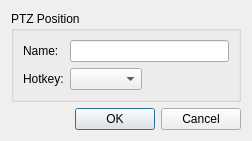
Above: client/src/ui/dialogs/ptz_preset_dialog.ui from networkoptix/nx_open before the change. Below: the same form after it.
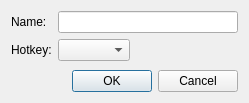
That is the form after the change. Custom widgets are drawn as their Qt base class.

What changed in the file:
```diff
--- a/client/src/ui/dialogs/ptz_preset_dialog.ui
+++ b/client/src/ui/dialogs/ptz_preset_dialog.ui
@@ -6,8 +6,8 @@
    <rect>
     <x>0</x>
     <y>0</y>
-    <width>252</width>
-    <height>128</height>
+    <width>249</width>
+    <height>103</height>
    </rect>
   </property>
   <property name="windowTitle">
@@ -15,11 +15,10 @@
   </property>
   <layout class="QVBoxLayout" name="verticalLayout">
    <item>
-    <widget class="QGroupBox" name="groupBox">
-     <property name="title">
-      <string>PTZ Position</string>
+    <layout class="QFormLayout" name="formLayout_3">
+     <property name="fieldGrowthPolicy">
+      <enum>QFormLayout::AllNonFixedFieldsGrow</enum>
      </property>
-     <layout class="QFormLayout" name="formLayout">
       <item row="0" column="0">
        <widget class="QLabel" name="nameLabel">
         <property name="text">
@@ -58,7 +57,6 @@
        </layout>
       </item>
      </layout>
-    </widget>
    </item>
    <item>
     <widget class="QDialogButtonBox" name="buttonBox">
```
Left out of the diff: 37 changed lines with no effect on the pictures. Lines whose indentation alone changed are shown as unchanged.
